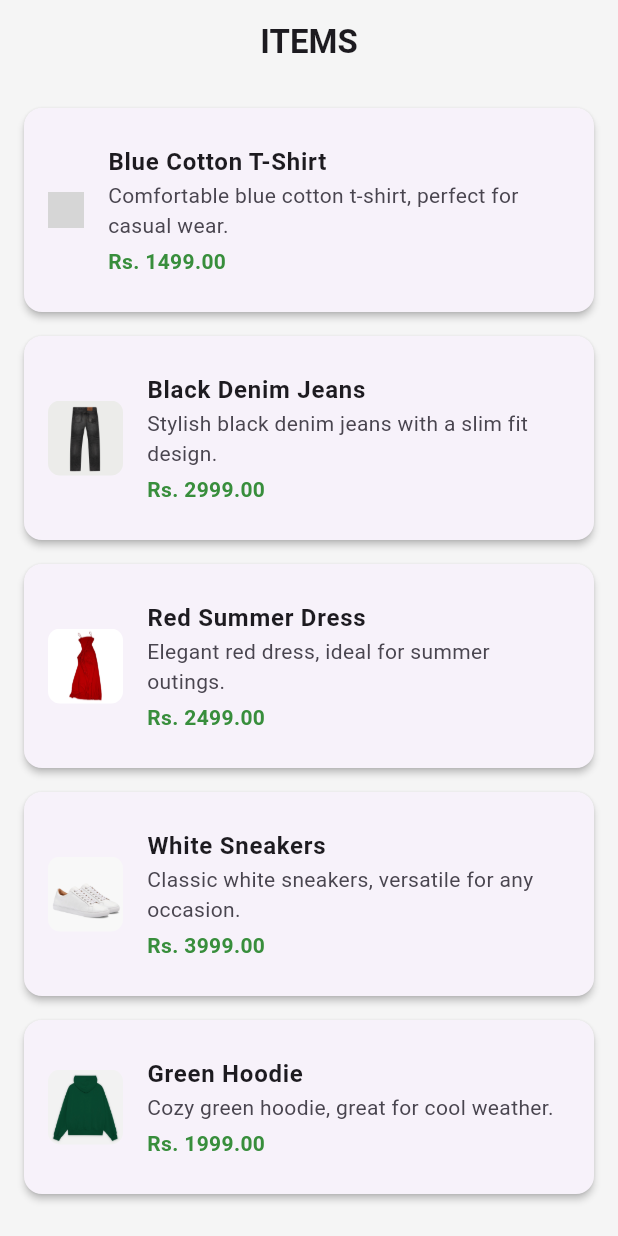
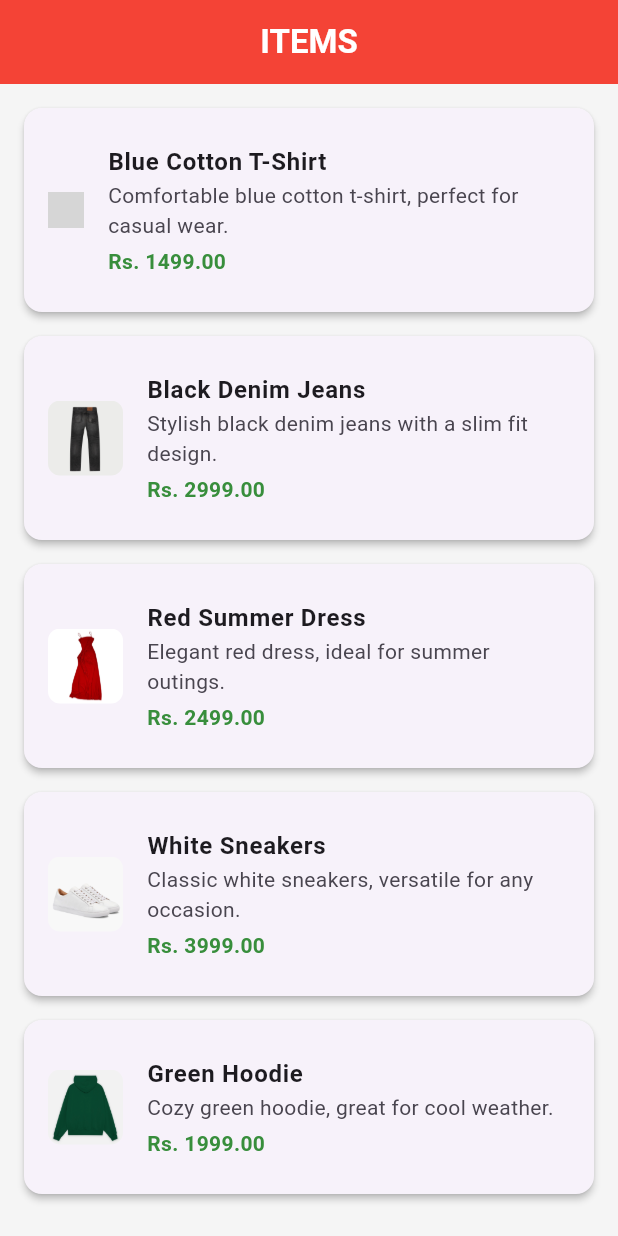
Before and after one commit to basuru07/item_list_app, a Flutter app: the ItemListScreen screen opened directly, on a phone screen of 412 x 824 dp. Run offline on Flutter 3.47's test engine with Material 3 defaults, Android fonts, the phone set to English and light mode, and no system bars; grey boxes are pictures that could not be loaded.

Commit message:
recheck & update

```diff
--- a/lib/screens/item_list_screen.dart
+++ b/lib/screens/item_list_screen.dart
@@ -23,9 +23,9 @@ class _ItemListScreenState extends State<ItemListScreen> {
       appBar: AppBar(
           title: const Text(
             'ITEMS',
-            style: TextStyle(fontWeight: FontWeight.bold),
+            style: TextStyle(fontWeight: FontWeight.bold, color: Colors.white),
           ),
-          backgroundColor: const Color.fromARGB(0, 255, 255, 255),
+          backgroundColor: Colors.red,
           centerTitle: true,
           elevation: 0),
       body: Consumer<ItemProvider>(
```
Also changed, not shown: lib/screens/item_detail_screen.dart (+8 -1 lines).
